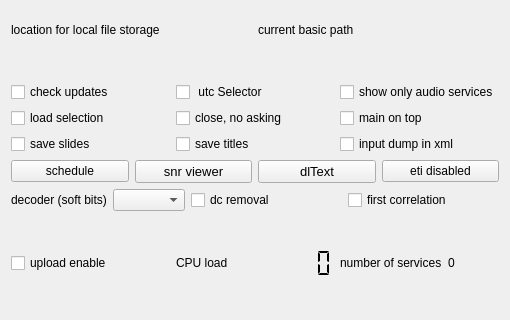
JvanKatwijk/qt-dab, file sources/main/forms-v7/config-helper.ui: the form before one commit; both pictures show x 0 to 510 and y 228 to 548 of the 510 by 548 pixel window.
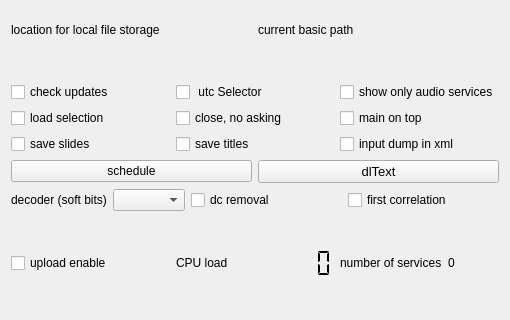
The form after the commit. Custom widgets are drawn as their Qt base class.

Diff of the .ui file:
```diff
--- a/sources/main/forms-v7/config-helper.ui
+++ b/sources/main/forms-v7/config-helper.ui
@@ -465,28 +465,6 @@
        </property>
       </widget>
      </item>
-     <item>
-      <widget class="smallPushButton" name="snrButton">
-       <property name="sizePolicy">
-        <sizepolicy hsizetype="Preferred" vsizetype="Fixed">
-         <horstretch>0</horstretch>
-         <verstretch>0</verstretch>
-        </sizepolicy>
-       </property>
-       <property name="font">
-        <font>
-         <family>Cantarell</family>
-         <pointsize>10</pointsize>
-        </font>
-       </property>
-       <property name="toolTip">
-        <string>&lt;html&gt;&lt;head/&gt;&lt;body&gt;&lt;p&gt;The snrViewer button controls a widget that - when enabled - will show the development of SNR over time. Parameters of the screen, height (the Y-axis) and the number of measurements (X-axis) can be set in the configuration widget.&lt;/p&gt;&lt;/body&gt;&lt;/html&gt;</string>
-       </property>
-       <property name="text">
-        <string>snr viewer</string>
-       </property>
-      </widget>
-     </item>
      <item>
       <widget class="smallPushButton" name="dlTextButton">
        <property name="font">
@@ -502,16 +480,6 @@
        </property>
       </widget>
      </item>
-     <item>
-      <widget class="smallPushButton" name="etiButton">
-       <property name="toolTip">
-        <string>&lt;html&gt;&lt;head/&gt;&lt;body&gt;&lt;p&gt;Qt_DAB supports creating an ETI file from the input. &lt;/p&gt;&lt;p&gt;This button enables or disables ETI. Since scanning does not make much sense when creating an ETI file, the function of the scan button is - if ETI is enabled - modified to starting and stopping with the actual ETI generation.&lt;/p&gt;&lt;/body&gt;&lt;/html&gt;</string>
-       </property>
-       <property name="text">
-        <string>eti disabled</string>
-       </property>
-      </widget>
-     </item>
     </layout>
    </item>
    <item>
```
